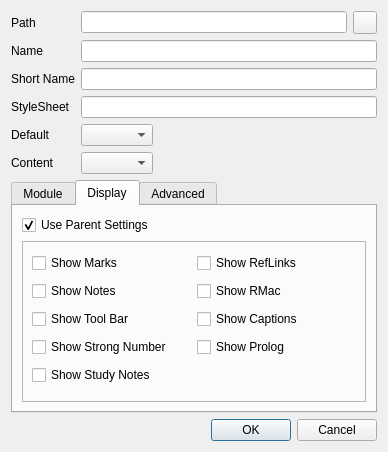
Qt form src/ui/dialog/moduleconfigdialog.ui (metaxy/openBibleViewer) before a commit.
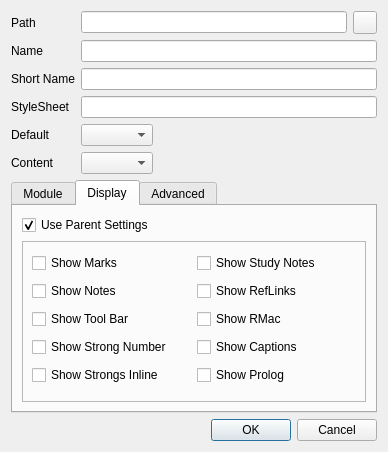
The same form after that commit. The open tabs and pages were chosen to show the change. Icons and pictures are not drawn.

Commit message: Option: Do not show strong numbers, but make the words clickable.

What changed in the file:
```diff
--- a/src/ui/dialog/moduleconfigdialog.ui
+++ b/src/ui/dialog/moduleconfigdialog.ui
@@ -317,13 +317,6 @@
             </property>
            </widget>
           </item>
-          <item row="4" column="0">
-           <widget class="QCheckBox" name="checkBox_showStudyNotes">
-            <property name="text">
-             <string>Show Study Notes</string>
-            </property>
-           </widget>
-          </item>
           <item row="1" column="0">
            <widget class="QCheckBox" name="checkBox_showNotes">
             <property name="text">
@@ -331,34 +324,48 @@
             </property>
            </widget>
           </item>
-          <item row="0" column="1">
-           <widget class="QCheckBox" name="checkBox_showRefLinks">
-            <property name="text">
-             <string>Show RefLinks</string>
-            </property>
-           </widget>
-          </item>
-          <item row="1" column="1">
-           <widget class="QCheckBox" name="checkBox_showRMac">
-            <property name="text">
-             <string>Show RMac</string>
-            </property>
-           </widget>
-          </item>
-          <item row="2" column="1">
-           <widget class="QCheckBox" name="checkBox_showCaptions">
-            <property name="text">
-             <string>Show Captions</string>
-            </property>
-           </widget>
-          </item>
-          <item row="3" column="1">
+          <item row="4" column="1">
            <widget class="QCheckBox" name="checkBox_showProlog">
             <property name="text">
              <string>Show Prolog</string>
             </property>
            </widget>
           </item>
+          <item row="3" column="1">
+           <widget class="QCheckBox" name="checkBox_showCaptions">
+            <property name="text">
+             <string>Show Captions</string>
+            </property>
+           </widget>
+          </item>
+          <item row="2" column="1">
+           <widget class="QCheckBox" name="checkBox_showRMac">
+            <property name="text">
+             <string>Show RMac</string>
+            </property>
+           </widget>
+          </item>
+          <item row="1" column="1">
+           <widget class="QCheckBox" name="checkBox_showRefLinks">
+            <property name="text">
+             <string>Show RefLinks</string>
+            </property>
+           </widget>
+          </item>
+          <item row="0" column="1">
+           <widget class="QCheckBox" name="checkBox_showStudyNotes">
+            <property name="text">
+             <string>Show Study Notes</string>
+            </property>
+           </widget>
+          </item>
+          <item row="4" column="0">
+           <widget class="QCheckBox" name="checkBox_showStrongsInline">
+            <property name="text">
+             <string>Show Strongs Inline</string>
+            </property>
+           </widget>
+          </item>
          </layout>
         </widget>
        </item>
```
Left out of the diff: 2 changed lines with no effect on the pictures. The commit also changes 8 other files.
